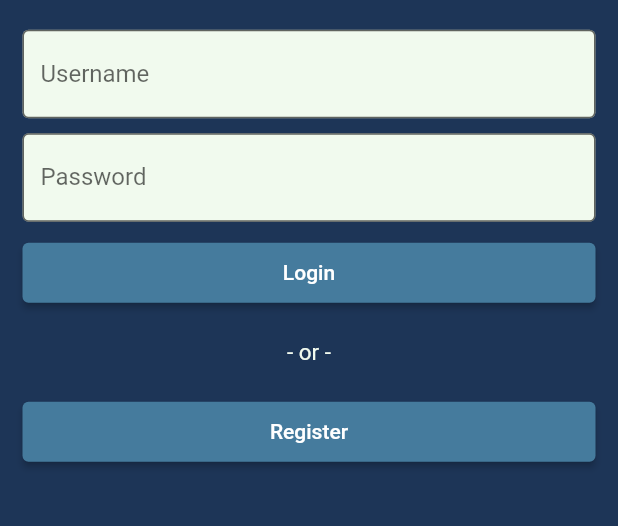
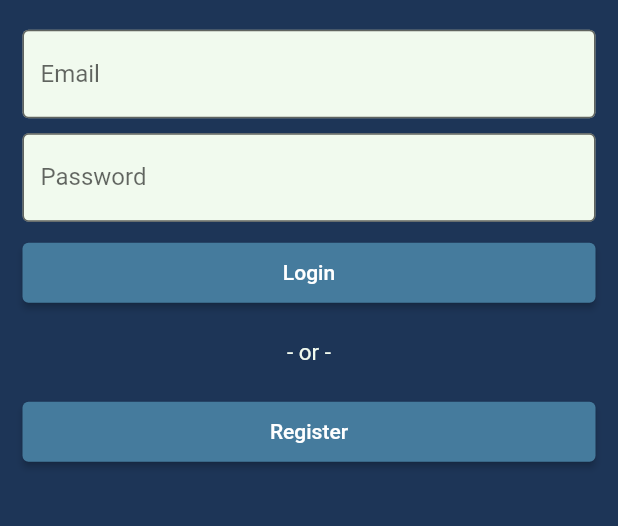
Before and after one commit to AndreaGon/ShuttleStalk, a Flutter app: the screen it shows after launch, after a tap on "Login", on a phone screen of 412 x 824 dp, the part 478-1004 px from its top. Run offline on Flutter 3.47's test engine with Material 2 defaults, Android fonts, the light colour scheme and no system bars; our stand-ins replace firebase_auth, firebase_core, flutter_screenutil, fluttertoast; accounts and stored records are empty; network calls fail.

Commit message:
Login/Register module

```diff
--- a/lib/view/authentication/login_view.dart
+++ b/lib/view/authentication/login_view.dart
@@ -2,7 +2,13 @@ import 'package:flutter/material.dart';
 import 'package:shuttle_stalk/res/colors.dart';
 import 'package:flutter_screenutil/flutter_screenutil.dart';
 import 'package:shuttle_stalk/view/authentication/registration_view.dart';
+import 'package:shuttle_stalk/view_model/authentication_view_model.dart';
 class Login extends StatelessWidget {
+  final formKey = GlobalKey<FormState>();
+  final username = TextEditingController();
+  final email = TextEditingController();
+  final password = TextEditingController();
+
   @override
   Widget build(BuildContext context) {
     return Scaffold(
@@ -10,6 +16,8 @@ class Login extends StatelessWidget {
       appBar: null,
       body: new Container(
           margin: new EdgeInsets.all(15.0),
+        child: new Form(
+          key: formKey,
           child: new Column(
             mainAxisAlignment: MainAxisAlignment.center,
             crossAxisAlignment: CrossAxisAlignment.center,
@@ -19,11 +27,12 @@ class Login extends StatelessWidget {
               ),
               new Container(
                 margin: const EdgeInsets.only(top: 20.0, bottom: 10.0),
-              child: new TextField(
+                child: new TextFormField(
                     obscureText: false,
+                    controller: email,
                     decoration: InputDecoration(
                         border: OutlineInputBorder(),
-                      labelText: 'Username',
+                        labelText: 'Email',
                         filled: true, //<-- SEE HERE
                         fillColor: white
                     )
@@ -31,8 +40,9 @@ class Login extends StatelessWidget {
               ),
               new Container(
                 margin: const EdgeInsets.only(bottom: 10.0),
-              child: new TextField(
+                child: new TextFormField(
                   obscureText: true,
+                  controller: password,
                   decoration: InputDecoration(
                       border: OutlineInputBorder(),
                       labelText: 'Password',
@@ -47,7 +57,11 @@ class Login extends StatelessWidget {
                     primary: lightblue,
                     minimumSize: Size.fromHeight(40), // fromHeight use double.infinity as width and 40 is the height
                   ),
-                onPressed: () {}
+                  onPressed: () {
+                    if(formKey.currentState!.validate()){
+                      Authentication().loginUser(context, email.text.trim(), password.text.trim());
+                    }
+                  }
               ),
               new Container(
                 margin: const EdgeInsets.only(top: 20.0, bottom: 20.0),
@@ -68,6 +82,7 @@ class Login extends StatelessWidget {
             ],
           )
         )
+      )
     );
   }
 }
--- a/lib/view/authentication/registration_view.dart
+++ b/lib/view/authentication/registration_view.dart
@@ -72,7 +72,7 @@ class Registration extends StatelessWidget {
                       ),
                       onPressed: () {
                         if(formKey.currentState!.validate()){
-                          Authentication().registerUser(username.text.trim(), email.text.trim(), password.text.trim());
+                          Authentication().registerUser(context, username.text.trim(), email.text.trim(), password.text.trim());
                         }
                       }
                   ),
--- a/lib/view_model/authentication_view_model.dart
+++ b/lib/view_model/authentication_view_model.dart
@@ -1,13 +1,19 @@
 import 'package:firebase_auth/firebase_auth.dart';
+import 'package:flutter/material.dart';
+import 'package:fluttertoast/fluttertoast.dart';
 
 class Authentication {
 
-  Future<void> registerUser(String user, String email, String password) async {
+  Future<void> registerUser(BuildContext context, String user, String email, String password) async {
     try {
       final credential = await FirebaseAuth.instance.createUserWithEmailAndPassword(
         email: email,
         password: password,
       );
+      ScaffoldMessenger.of(context).showSnackBar(SnackBar(
+        content: Text("Successfully registered user!"),
+      ));
+      Navigator.pushNamed(context, '/login');
     } on FirebaseAuthException catch (e) {
       if (e.code == 'weak-password') {
         print('The password provided is too weak.');
@@ -19,7 +25,27 @@ class Authentication {
     }
   }
 
-  void loginUser(String email, String password){
+  Future<void> loginUser(BuildContext context, String email, String password) async {
+    try {
+      final credential = await FirebaseAuth.instance.signInWithEmailAndPassword(
+          email: email,
+          password: password
+      );
 
+      ScaffoldMessenger.of(context).showSnackBar(SnackBar(
+        content: Text("Logged IN!"),
+      ));
+    } on FirebaseAuthException catch (e) {
+      print(e);
+      if (e.code == 'user-not-found') {
+        ScaffoldMessenger.of(context).showSnackBar(SnackBar(
+          content: Text("User doesn't exist! Please register yourself."),
+        ));
+      } else if (e.code == 'wrong-password') {
+        ScaffoldMessenger.of(context).showSnackBar(SnackBar(
+          content: Text("Wrong password!"),
+        ));
+      }
+    }
   }
 }
--- a/pubspec.yaml
+++ b/pubspec.yaml
@@ -37,6 +37,7 @@ dependencies:
   flutter_screenutil: ^5.7.0
   firebase_auth: ^4.3.0
   firebase_core: ^2.8.0
+  fluttertoast: ^8.2.1
 
 dev_dependencies:
   flutter_test:
```
Also changed, not shown: pubspec.lock. Lines whose indentation alone changed are shown as unchanged.
